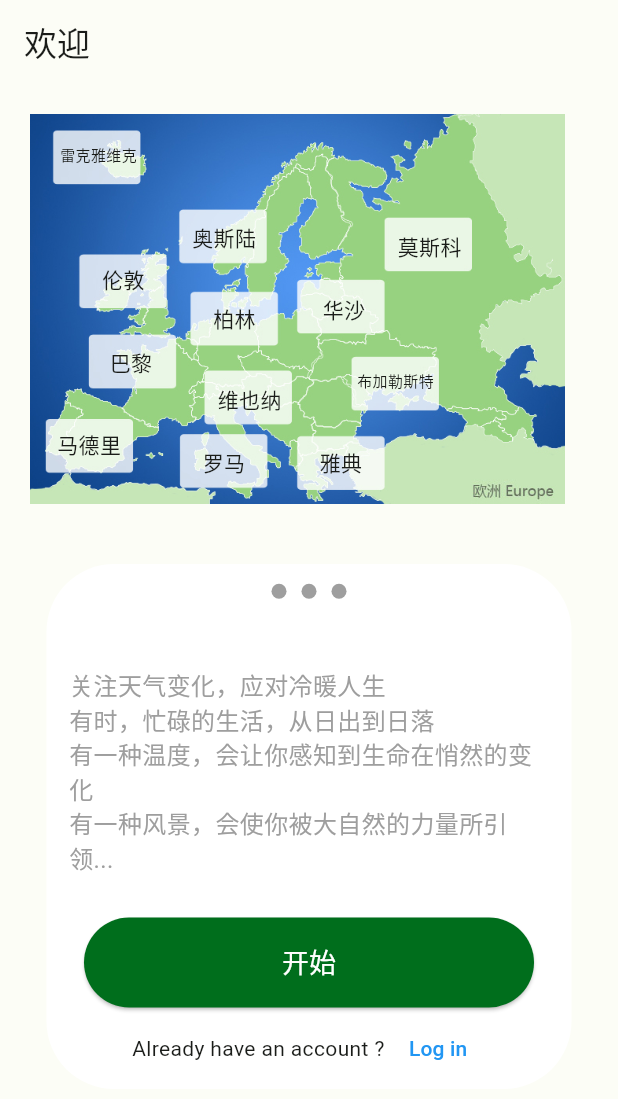
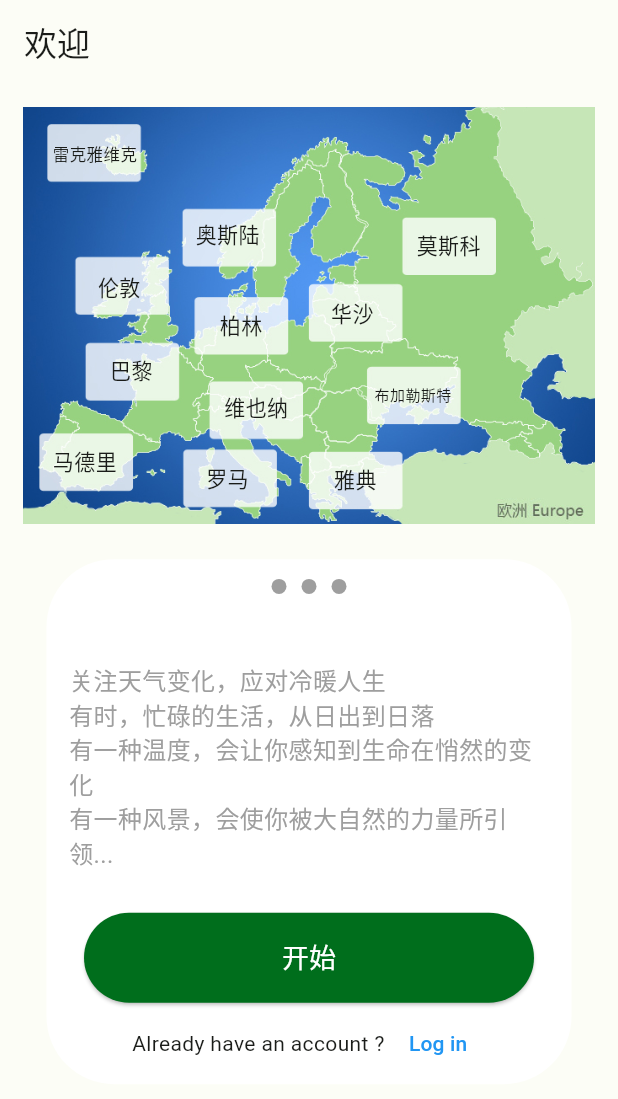
Before and after one commit to bodii/flutter-weather-app, a Flutter app: the screen it shows after launch, on a phone screen of 412 x 824 dp. Shown: the top 1099 px of the screen. Run offline on Flutter 3.47's test engine with Material 2 defaults, Android fonts, the phone set to English and light mode, and no system bars; our stand-ins replace bloc, equatable, flutter_bloc, go_router, location, shared_preferences; missing offline and left inert: geocode.

Commit message:
modify: map widget size raito

```diff
--- a/lib/main.dart
+++ b/lib/main.dart
@@ -3,6 +3,6 @@ import 'package:flutter/rendering.dart';
 import 'package:weather_app/weather_app.dart';
 
 void main() {
-  debugPaintSizeEnabled = false;
+  debugPaintSizeEnabled = true;
   runApp(const WeatherApp());
 }
--- a/lib/pages/welcome/views/welcome_page.dart
+++ b/lib/pages/welcome/views/welcome_page.dart
@@ -30,7 +30,7 @@ class WelcomeView extends StatelessWidget {
           children: [
             const EuropeMapWidget(),
             const SizedBox(
-              height: 20,
+              height: 5,
             ),
             Stack(
               children: [
--- a/lib/pages/welcome/widgets/europe_map_widget.dart
+++ b/lib/pages/welcome/widgets/europe_map_widget.dart
@@ -8,82 +8,118 @@ class EuropeMapWidget extends StatelessWidget {
 
   @override
   Widget build(BuildContext context) {
+    final screenSize = MediaQuery.of(context).size;
+    final screenWidth = screenSize.width;
+    final ratio = screenWidth / 411;
+
     return Container(
-      width: double.infinity,
-      height: 300,
-      padding: const EdgeInsets.all(20.0),
+      width: screenWidth,
+      height: screenWidth - (100 * ratio),
+      padding: EdgeInsets.all(15.0 * ratio),
       child: Stack(
         children: [
           Image.asset(
             'assets/weather_icon/world/oz.jpg',
+            fit: BoxFit.fill,
+            width: screenWidth - (30 * ratio),
           ),
           Stack(
-            children: const [
+            children: [
               Positioned(
-                left: 20,
-                top: 20,
+                left: 20 * ratio,
+                top: 23 * ratio,
                 child: Text(
                   '雷克雅维克',
-                  style: TextStyle(fontSize: 10),
+                  style: TextStyle(fontSize: (11 * ratio)),
                 ),
               ),
               Positioned(
-                left: 108,
-                top: 72,
-                child: Text('奥斯陆'),
-              ),
-              Positioned(
-                left: 48,
-                top: 100,
-                child: Text('伦敦'),
-              ),
-              Positioned(
-                left: 245,
-                top: 78,
-                child: Text('莫斯科'),
-              ),
-              Positioned(
-                left: 195,
-                top: 120,
-                child: Text('华沙'),
-              ),
-              Positioned(
-                left: 18,
-                top: 210,
-                child: Text('马德里'),
-              ),
-              Positioned(
-                left: 53,
-                top: 155,
-                child: Text('巴黎'),
-              ),
-              Positioned(
-                left: 122,
-                top: 126,
-                child: Text('柏林'),
-              ),
-              Positioned(
-                left: 115,
-                top: 222,
-                child: Text('罗马'),
-              ),
-              Positioned(
-                left: 125,
-                top: 180,
-                child: Text('维也纳'),
-              ),
-              Positioned(
-                left: 218,
-                top: 171,
+                left: 115 * ratio,
+                top: 75 * ratio,
                 child: Text(
-                  '布加勒斯特',
-                  style: TextStyle(fontSize: 10),
+                  '奥斯陆',
+                  style: TextStyle(fontSize: 14 * ratio),
                 ),
               ),
               Positioned(
-                left: 193,
-                top: 222,
-                child: Text('雅典'),
+                left: 50 * ratio,
+                top: 110 * ratio,
+                child: Text(
+                  '伦敦',
+                  style: TextStyle(fontSize: 14 * ratio),
+                ),
+              ),
+              Positioned(
+                left: 262 * ratio,
+                top: 82 * ratio,
+                child: Text(
+                  '莫斯科',
+                  style: TextStyle(fontSize: 14 * ratio),
+                ),
+              ),
+              Positioned(
+                left: 205 * ratio,
+                top: 127 * ratio,
+                child: Text(
+                  '华沙',
+                  style: TextStyle(fontSize: 14 * ratio),
+                ),
+              ),
+              Positioned(
+                left: 20 * ratio,
+                top: 226 * ratio,
+                child: Text(
+                  '马德里',
+                  style: TextStyle(fontSize: 14 * ratio),
+                ),
+              ),
+              Positioned(
+                left: 58 * ratio,
+                top: 165 * ratio,
+                child: Text(
+                  '巴黎',
+                  style: TextStyle(fontSize: 14 * ratio),
+                ),
+              ),
+              Positioned(
+                left: 131 * ratio,
+                top: 135 * ratio,
+                child: Text(
+                  '柏林',
+                  style: TextStyle(fontSize: 14 * ratio),
+                ),
+              ),
+              Positioned(
+                left: 122 * ratio,
+                top: 237 * ratio,
+                child: Text(
+                  '罗马',
+                  style: TextStyle(fontSize: 14 * ratio),
+                ),
+              ),
+              Positioned(
+                left: 134 * ratio,
+                top: 190 * ratio,
+                child: Text(
+                  '维也纳',
+                  style: TextStyle(fontSize: 14 * ratio),
+                ),
+              ),
+              Positioned(
+                left: 234 * ratio,
+                top: 185 * ratio,
+                child: Text(
+                  '布加勒斯特',
+                  style: TextStyle(fontSize: 10 * ratio),
+                ),
+              ),
+              Positioned(
+                left: 207 * ratio,
+                top: 238 * ratio,
+                child: Text(
+                  '雅典',
+                  style: TextStyle(fontSize: 14 * ratio),
+                ),
               ),
             ],
           ),
```
